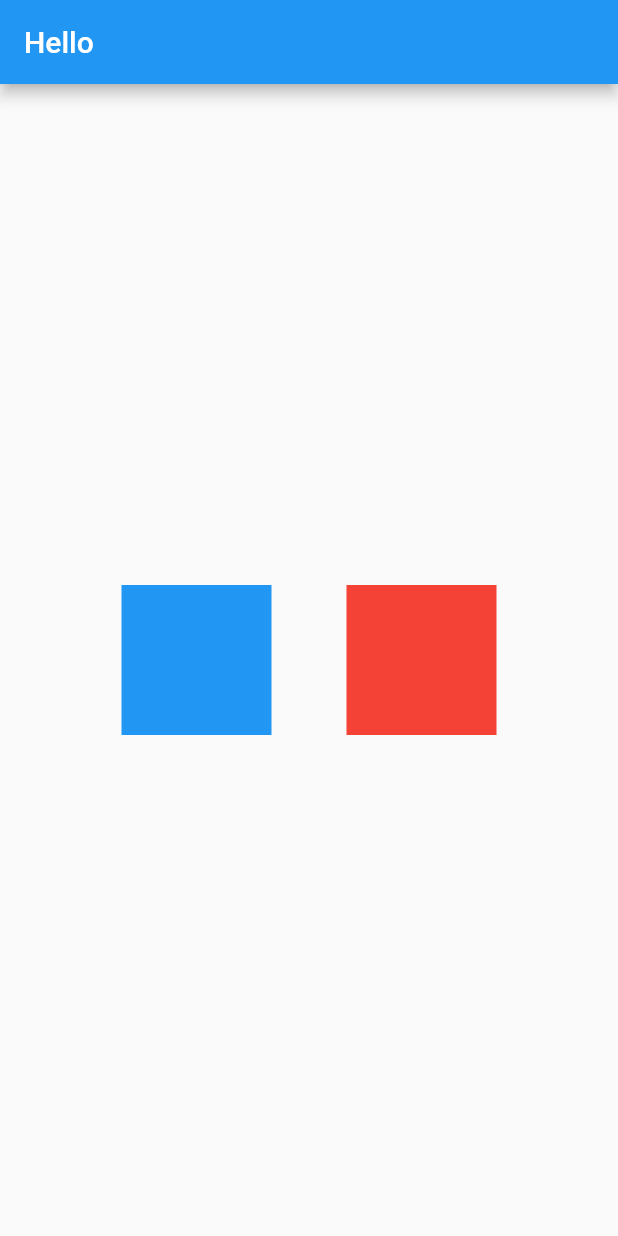
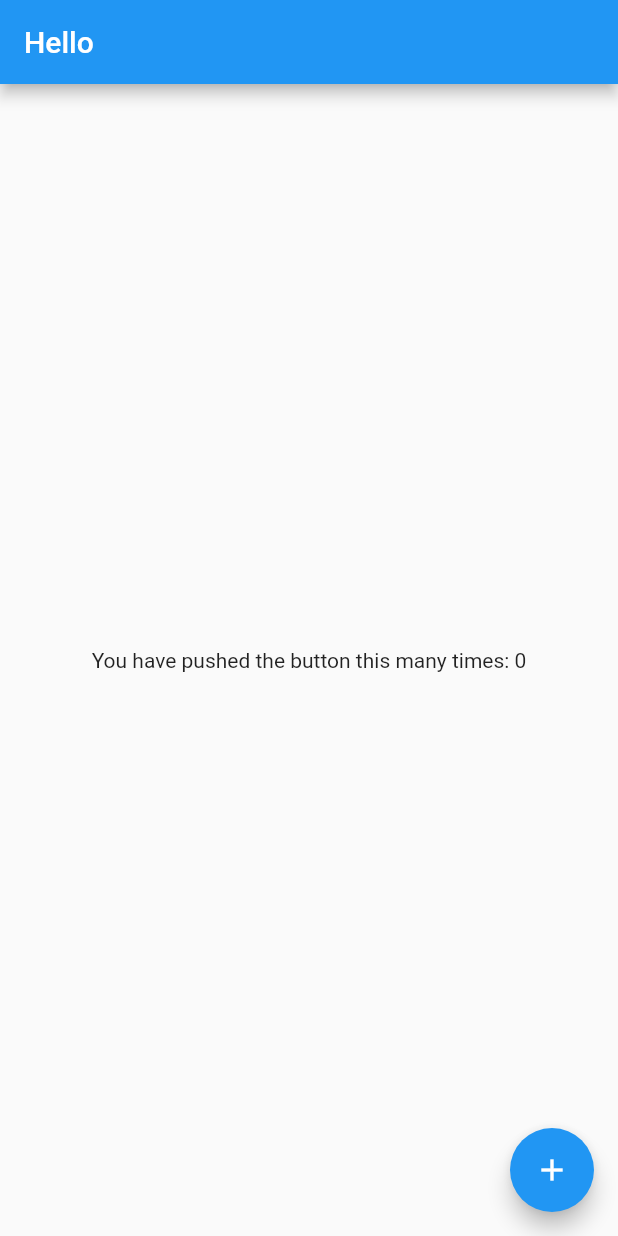
Before and after one commit to moshOntong-IT/flutter_forward, a Flutter app: the screen it shows after launch, on a phone screen of 412 x 824 dp. Run offline on Flutter 3.47's test engine with Material 2 defaults, Android fonts, the phone set to English and light mode, and no system bars.

Commit message:
Update home_screen.dart
added floating action button and text

```diff
--- a/lib/screen/home_screen.dart
+++ b/lib/screen/home_screen.dart
@@ -1,3 +1,5 @@
+import 'dart:developer';
+
 import 'package:flutter/material.dart';
 
 class HomeScreen extends StatelessWidget {
@@ -5,45 +7,31 @@ class HomeScreen extends StatelessWidget {
 
   @override
   Widget build(BuildContext context) {
+    int counter = 0;
+
     ///* In Flutter, a scaffold is a basic skeletal structure that provides
     ///* support for visual elements such as the app bar, bottom navigation bar,
     ///* and floating action button. It also provides a framework to implement
     ///* drawer and bottom sheet behavior. The Scaffold widget is a Material
     ///* Design container that provides a visual structure for an app's layout.
     return Scaffold(
-      appBar: AppBar(
-        title: const Text(
-          'Hello',
+        appBar: AppBar(
+          title: const Text(
+            'Hello',
+          ),
         ),
-      ),
-      body: Row(
-        mainAxisAlignment: MainAxisAlignment.center,
-        children: [
-          Center(
-            child: Container(
-              color: Colors.blue,
-              height: 100,
-              width: 100,
-            ),
+        body: Center(
+          child: Text(
+            'You have pushed the button this many times: $counter',
           ),
-
-          ///* The SizedBox widget that is used in the provided code snippet
-          ///* is used to create a fixed amount of empty space between the two
-          ///* Container widgets. The height property of the SizedBox widget is
-          ///* set to 50, which means that there will be 50 pixels of empty
-          ///* space between the two Container widgets.
-          const SizedBox(
-            width: 50,
-          ),
-          Center(
-            child: Container(
-              color: Colors.red,
-              height: 100,
-              width: 100,
-            ),
-          ),
-        ],
-      ),
-    );
+        ),
+        floatingActionButton: FloatingActionButton(
+          onPressed: () {
+            counter++;
+            log('You have pushed the button this many times: $counter');
+          },
+          tooltip: 'Increment',
+          child: const Icon(Icons.add),
+        ));
   }
 }
```
